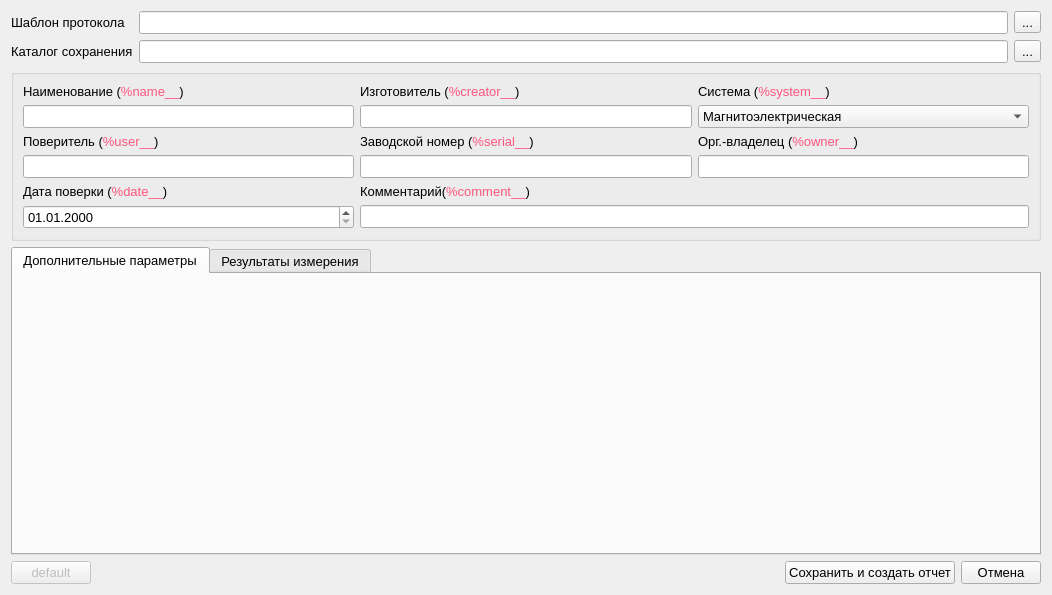
irsural/calibrator_pc, file ui/create_protocol_form.ui: the form before one commit.
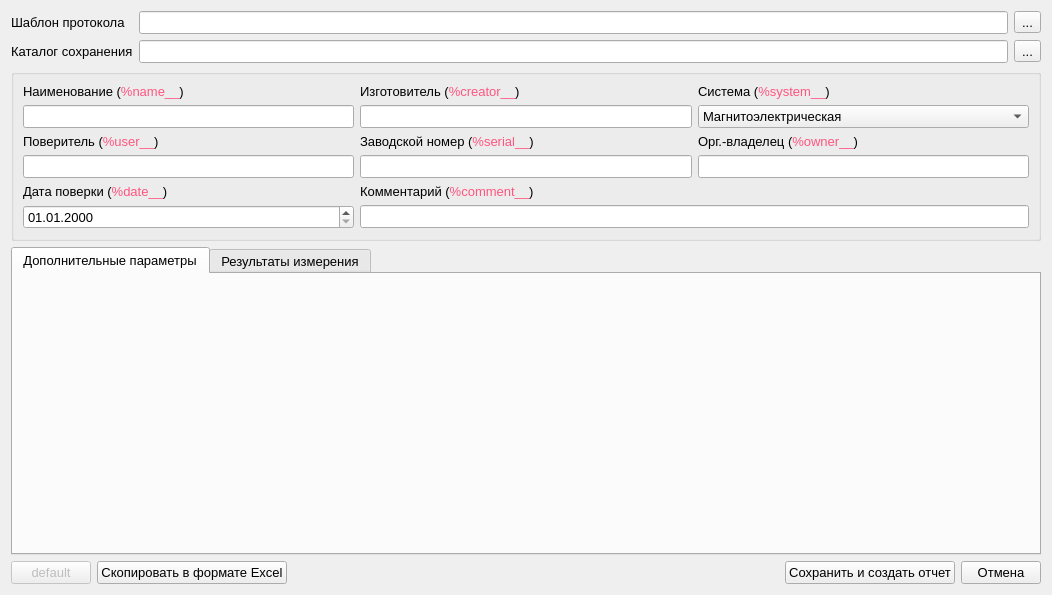
The form after the commit. The open tabs and pages were chosen to show the change.

Commit message: Добавил копирование в формате excel

```diff
--- a/ui/create_protocol_form.ui
+++ b/ui/create_protocol_form.ui
@@ -259,7 +259,7 @@
             <enum>Qt::CustomContextMenu</enum>
            </property>
            <property name="text">
-            <string>&lt;html&gt;&lt;head/&gt;&lt;body&gt;&lt;p&gt;Комментарий(&lt;span style=&quot; color:#ff557f;&quot;&gt;%comment__&lt;/span&gt;)&lt;/p&gt;&lt;/body&gt;&lt;/html&gt;</string>
+            <string>&lt;html&gt;&lt;head/&gt;&lt;body&gt;&lt;p&gt;Комментарий (&lt;span style=&quot; color:#ff557f;&quot;&gt;%comment__&lt;/span&gt;)&lt;/p&gt;&lt;/body&gt;&lt;/html&gt;</string>
            </property>
           </widget>
          </item>
@@ -357,6 +357,13 @@
        </property>
       </widget>
      </item>
+     <item>
+      <widget class="QPushButton" name="to_excel_button">
+       <property name="text">
+        <string>Скопировать в формате Excel</string>
+       </property>
+      </widget>
+     </item>
      <item>
       <spacer name="horizontalSpacer">
        <property name="orientation">
```
Left out of the diff: 2 changed lines with no effect on the pictures. The commit also changes 5 other files.
